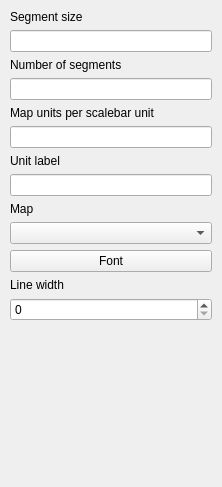
Old version of the form src/ui/qgscomposerscalebarbase.ui in the repository qgis/QGIS.
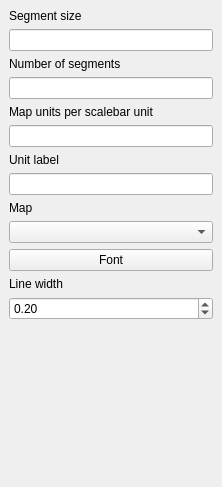
New version of the form.

Commit message: real width

```diff
--- a/src/ui/qgscomposerscalebarbase.ui
+++ b/src/ui/qgscomposerscalebarbase.ui
@@ -25,7 +25,7 @@
   </property>
   <layout class="QVBoxLayout" >
    <property name="margin" >
-    <number>10</number>
+    <number>9</number>
    </property>
    <property name="spacing" >
     <number>6</number>
@@ -141,7 +141,25 @@
     </widget>
    </item>
    <item>
-    <widget class="QSpinBox" name="mLineWidthSpinBox" />
+    <widget class="QDoubleSpinBox" name="mLineWidthSpinBox" >
+     <property name="sizePolicy" >
+      <sizepolicy>
+       <hsizetype>7</hsizetype>
+       <vsizetype>0</vsizetype>
+       <horstretch>0</horstretch>
+       <verstretch>0</verstretch>
+      </sizepolicy>
+     </property>
+     <property name="minimum" >
+      <double>0.01</double>
+     </property>
+     <property name="singleStep" >
+      <double>0.1</double>
+     </property>
+     <property name="value" >
+      <double>0.2</double>
+     </property>
+    </widget>
    </item>
    <item>
     <spacer>
```
Left out of the diff: 1 changed line with no effect on the pictures.
